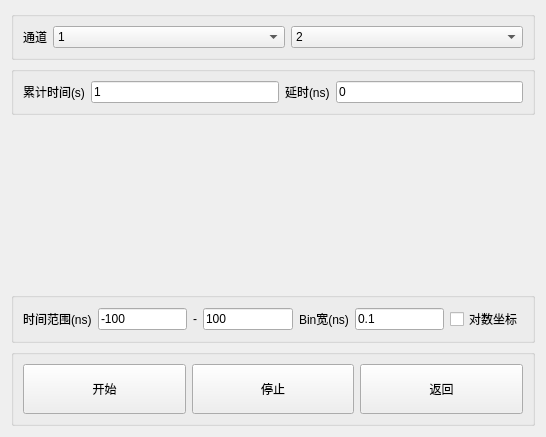
Before: the Qt Designer form ui/histogramwidget.ui in WhiteChimney/TDC-counter, drawn with Qt 5.
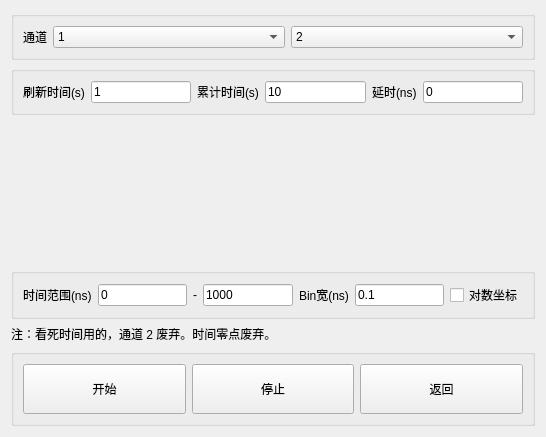
After: the same form once the commit is applied. Custom widgets are drawn as their Qt base class.

Commit message: 添加死时间功能

```diff
--- a/ui/histogramwidget.ui
+++ b/ui/histogramwidget.ui
@@ -119,6 +119,20 @@
       <string/>
      </property>
      <layout class="QHBoxLayout" name="horizontalLayout_2">
+      <item>
+       <widget class="QLabel" name="label_7">
+        <property name="text">
+         <string>刷新时间(s)</string>
+        </property>
+       </widget>
+      </item>
+      <item>
+       <widget class="QLineEdit" name="textRefreshTime">
+        <property name="text">
+         <string>1</string>
+        </property>
+       </widget>
+      </item>
       <item>
        <widget class="QLabel" name="label">
         <property name="text">
@@ -129,7 +143,7 @@
       <item>
        <widget class="QLineEdit" name="textAccumlateTime">
         <property name="text">
-         <string>1</string>
+         <string>10</string>
         </property>
        </widget>
       </item>
@@ -176,7 +190,7 @@
       <item>
        <widget class="QLineEdit" name="textTimeStart">
         <property name="text">
-         <string>-100</string>
+         <string>0</string>
         </property>
        </widget>
       </item>
@@ -190,7 +204,7 @@
       <item>
        <widget class="QLineEdit" name="textTimeStop">
         <property name="text">
-         <string>100</string>
+         <string>1000</string>
         </property>
        </widget>
       </item>
@@ -218,6 +232,13 @@
      </layout>
     </widget>
    </item>
+   <item>
+    <widget class="QLabel" name="label_8">
+     <property name="text">
+      <string>注：看死时间用的，通道 2 废弃。时间零点废弃。</string>
+     </property>
+    </widget>
+   </item>
    <item>
     <widget class="QGroupBox" name="groupBox_4">
      <property name="title">
```
The commit also changes 4 other files.
